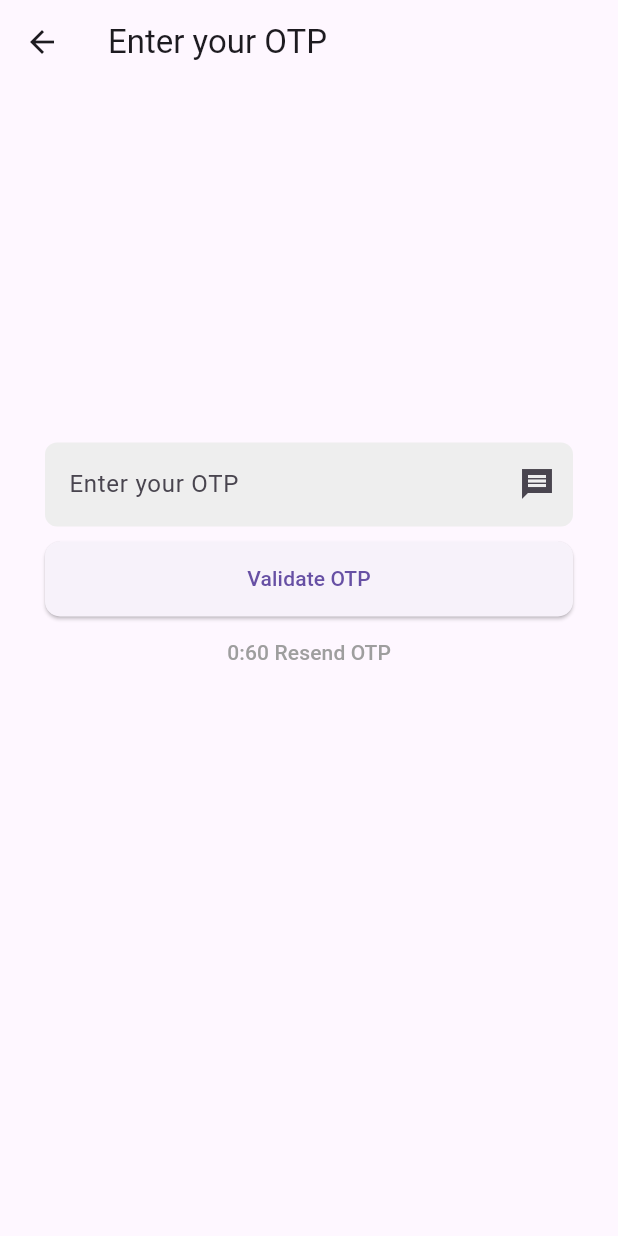
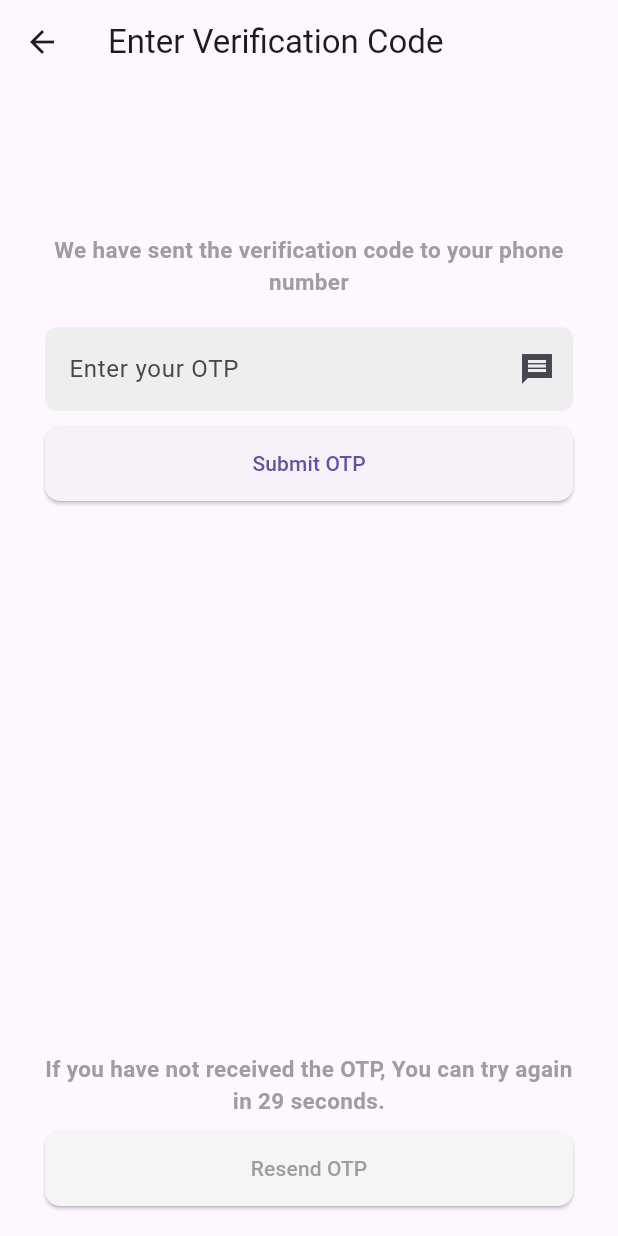
Before and after one commit to hjvnb786/hassanjewellers, a Flutter app: the OtpScreen screen opened directly with empty values, on a phone screen of 412 x 824 dp. Run offline on Flutter 3.47's test engine with Material 3 defaults, Android fonts, the phone set to English and light mode, and no system bars; our stand-ins replace cloud_firestore, firebase_auth, firebase_core, google_nav_bar, webview_flutter; missing offline and left inert: ntp; accounts and stored records are empty.

Commit message:
OTP Screen resend button fix and added some route animation.

```diff
--- a/lib/Screens/otp_screen.dart
+++ b/lib/Screens/otp_screen.dart
@@ -1,3 +1,4 @@
+import 'dart:async';
 import 'package:cloud_firestore/cloud_firestore.dart';
 import 'package:flutter/material.dart';
 import 'package:firebase_auth/firebase_auth.dart';
@@ -29,6 +30,15 @@ class _OtpScreenState extends State<OtpScreen> {
   TextEditingController otpController = TextEditingController();
   bool isLoading = false;
   final _formKey = GlobalKey<FormState>();
+  int counter = 30;
+  bool resendOtpEnabled = false;
+  late Timer timer;
+
+  @override
+  void initState() {
+    super.initState();
+    resendOTPTimer();
+  }
 
   void toggleLoading() {
     setState(() {
@@ -36,21 +46,48 @@ class _OtpScreenState extends State<OtpScreen> {
     });
   }
 
+  void resendOTPTimer() {
+    timer = Timer.periodic(const Duration(seconds: 1), (timer) {
+      setState(() {
+        if (counter >= 1) {
+          print(counter);
+          counter--;
+        } else {
+          print("bro its time ${counter}");
+          resendOtpEnabled = true;
+          timer.cancel();
+        }
+      });
+    });
+  }
+
   @override
   Widget build(BuildContext context) {
     return Scaffold(
+      resizeToAvoidBottomInset: false, // Prevent the screen from resizing
+
       appBar: AppBar(
-        title: const Text("Enter your OTP"),
+        title: const Text("Enter Verification Code"),
       ),
       body: Padding(
         padding: const EdgeInsets.symmetric(horizontal: 30),
-        child: Container(
-          padding:
-              EdgeInsets.only(top: MediaQuery.of(context).size.height * 0.29),
         child: Form(
           key: _formKey,
+          child: Column(
+            children: [
+              Expanded(
                 child: ListView(
                   children: [
+                    SizedBox(height: 100),
+                    Text(
+                      "We have sent the verification code to your phone number ${widget.phoneNumber}",
+                      textAlign: TextAlign.center,
+                      style: const TextStyle(
+                          fontSize: 15,
+                          fontWeight: FontWeight.bold,
+                          color: Colors.grey),
+                    ),
+                    const SizedBox(height: 20),
                     TextFormField(
                         controller: otpController,
                         keyboardType: TextInputType.number,
@@ -82,8 +119,8 @@ class _OtpScreenState extends State<OtpScreen> {
                                       FirebaseFirestore.instance
                                           .collection("users")
                                           .add({
-                                    "uid":
-                                        FirebaseAuth.instance.currentUser?.uid,
+                                        "uid": FirebaseAuth
+                                            .instance.currentUser?.uid,
                                         "phone": widget.phoneNumber,
                                         "email": widget.email,
                                         "name": widget.name
@@ -98,34 +135,78 @@ class _OtpScreenState extends State<OtpScreen> {
                                           false, // This predicate ensures all routes are removed
                                     );
                                   } else {
-                                displaySnackBar(
-                                    context, "Invalid OTP"); // Added semicolon
+                                    displaySnackBar(context,
+                                        "Invalid OTP"); // Added semicolon
                                   }
                                 }).catchError((error) {
-                              displaySnackBar(context, "Something went wrong");
+                                  displaySnackBar(
+                                      context, "Something went wrong");
                                 }).whenComplete(() => toggleLoading());
                               },
-                          child: const Text('Validate OTP'),
+                              child: const Text('Submit OTP'),
                             ),
                           ),
                           Visibility(
                             visible: isLoading,
                             child: const Padding(
                               padding: EdgeInsets.only(top: 10),
-                          child: LinearProgressIndicator(color: Colors.white),
+                              child:
+                                  LinearProgressIndicator(color: Colors.white),
                             ),
                           ),
                         ],
                       ),
                     ),
-                TextButton(
-                  onPressed: () {
-                    generateOTP(widget.phoneNumber);
-                  },
-                  child: const Text('0:60 Resend OTP', style: TextStyle(color: Colors.grey),),
-                )
+                    const SizedBox(height: 20),
                   ],
                 ),
+              ),
+              Visibility(
+                visible: !resendOtpEnabled,
+                child: Text(
+                  "If you have not received the OTP, You can try again in $counter seconds.",
+                  textAlign: TextAlign.center,
+                  style: const TextStyle(
+                      fontSize: 15,
+                      fontWeight: FontWeight.bold,
+                      color: Colors.grey),
+                ),
+              ),
+              const SizedBox(
+                height: 10,
+              ),
+              SizedBox(
+                width: double.infinity,
+                child: ElevatedButton(
+                  onPressed: () {
+                    if (resendOtpEnabled) {
+                      generateOTP(widget.phoneNumber);
+                      setState(() {
+                        counter = 30;
+                        resendOtpEnabled = false;
+                        resendOTPTimer();
+                      });
+                    }
+                  },
+                  style: ElevatedButton.styleFrom(
+                    foregroundColor: Colors.grey,
+                    backgroundColor: resendOtpEnabled ? null : Colors.grey[100],
+                    padding: const EdgeInsets.symmetric(vertical: 15),
+                    shape: RoundedRectangleBorder(
+                      borderRadius: BorderRadius.circular(
+                          10), // Adjust the radius as needed
+                    ),
+                  ),
+                  child: Text(
+                    "Resend OTP",
+                    style: resendOtpEnabled
+                        ? const TextStyle(color: Colors.deepPurple)
+                        : const TextStyle(color: Colors.grey),
+                  ),
+                ),
+              ),
+              const SizedBox(height: 20),
+            ],
           ),
         ),
       ),
--- a/lib/Utils/Services/authentication.dart
+++ b/lib/Utils/Services/authentication.dart
@@ -2,6 +2,8 @@ import 'dart:async';
 import 'package:firebase_auth/firebase_auth.dart';
 
 Future<String?> generateOTP(String phone) async {
+
+  print("generate OTP triggered");
   final completer = Completer<String?>();
 
   try {
```
Also changed, not shown: lib/Screens/login.dart (+29 -13 lines), lib/Screens/register.dart (+20 -6 lines). Lines whose indentation alone changed are shown as unchanged.
